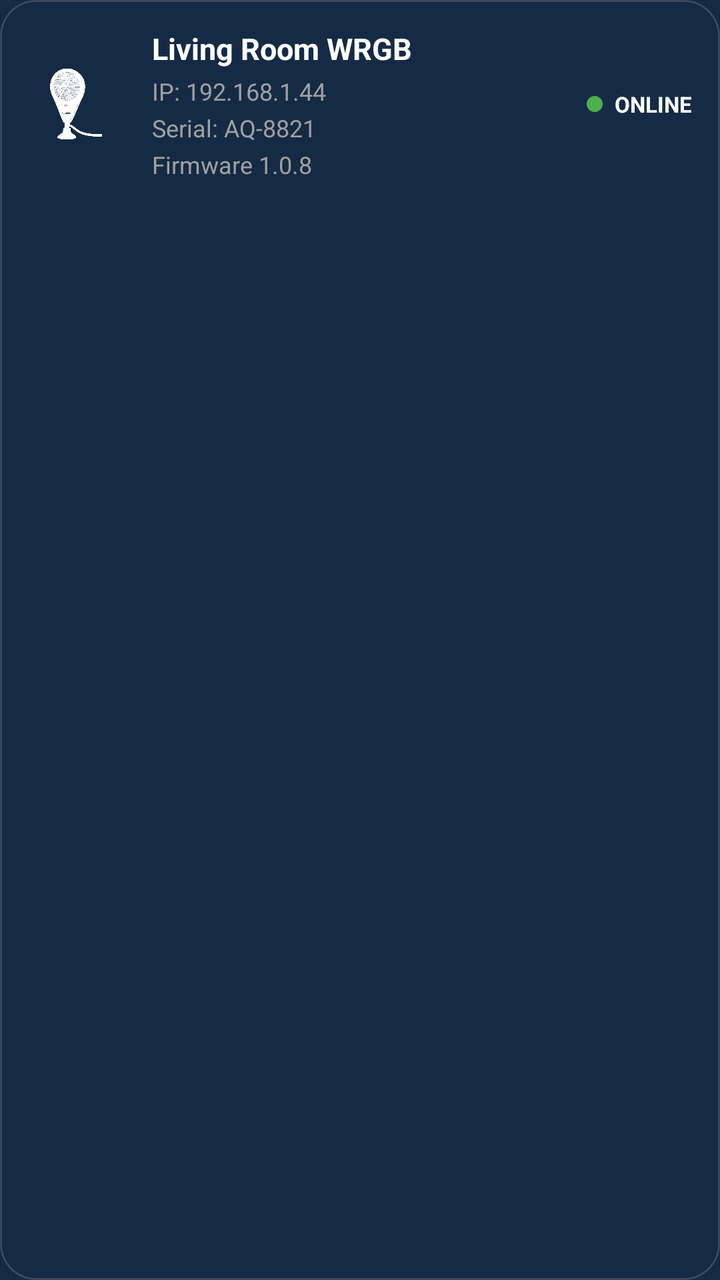
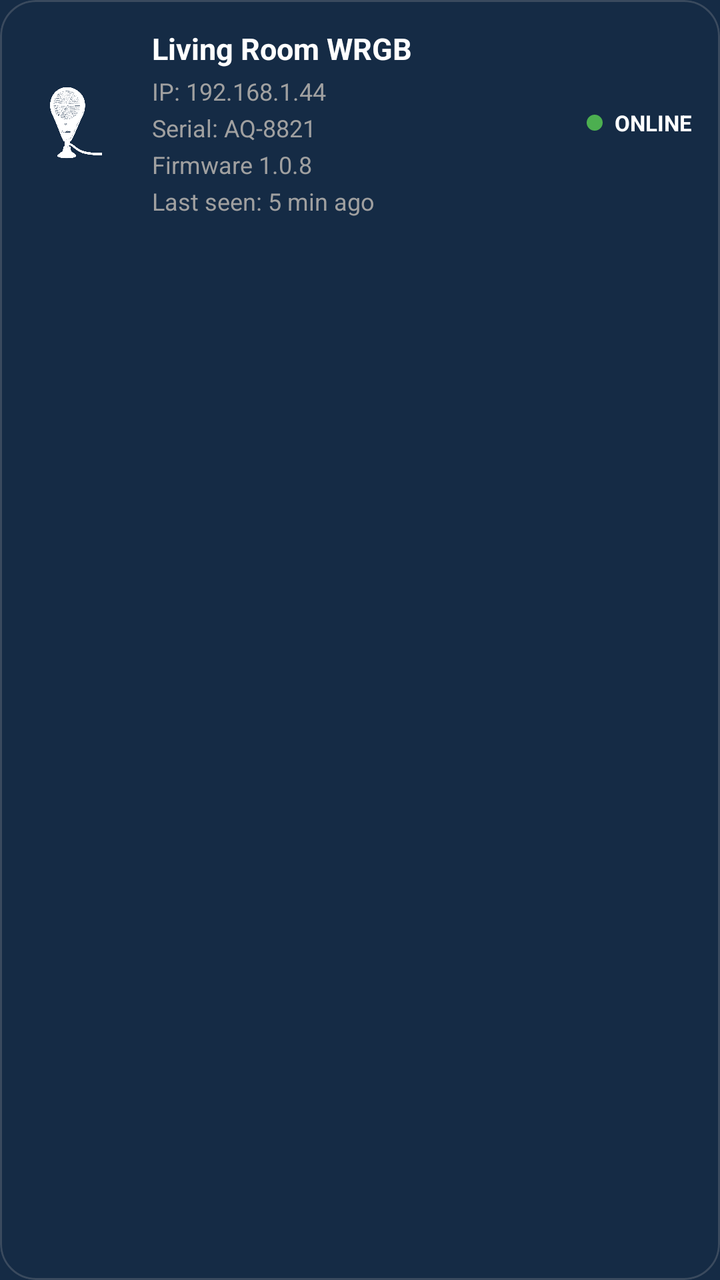

The first picture is an Android layout as it rendered before a commit; the second is the same layout after the commit. The layout source and the unified diff follow.
<!-- AndroidManifest.xml: application theme AppTheme -->
<!-- res/layout/item_device_status.xml -->
<?xml version="1.0" encoding="utf-8"?>
  <com.google.android.material.card.MaterialCardView
xmlns:android="http://schemas.android.com/apk/res/android"
xmlns:app="http://schemas.android.com/apk/res-auto"

android:id="@+id/cardDevice"  

android:layout_width="match_parent"  
android:layout_height="wrap_content"  

android:layout_marginBottom="12dp"  

  
app:cardCornerRadius="18dp"  
app:cardElevation="0dp"  
app:strokeColor="@color/card_stroke"  
app:strokeWidth="1dp">  

<LinearLayout  
    android:layout_width="match_parent"  
    android:layout_height="wrap_content"  

    android:orientation="horizontal"  

    android:gravity="center_vertical"  

    android:padding="14dp">  

      
    <ImageView  
        android:id="@+id/ivDeviceIcon"  

        android:layout_width="48dp"  
        android:layout_height="48dp"  

        android:src="@drawable/ic_device_aqua_ster"  

        app:tint="@android:color/white" />  

      
    <LinearLayout  
        android:layout_width="0dp"  
        android:layout_height="wrap_content"  

        android:layout_weight="1"  

        android:layout_marginStart="14dp"  

        android:orientation="vertical">  

          
        <TextView  
            android:id="@+id/tvDeviceName"  

            android:layout_width="wrap_content"  
            android:layout_height="wrap_content"  

            android:text="Living Room WRGB"  

            android:textColor="@android:color/white"  

            android:textSize="15sp"  

            android:textStyle="bold" />  

          
        <TextView  
            android:id="@+id/tvIp"  

            android:layout_width="wrap_content"  
            android:layout_height="wrap_content"  

            android:layout_marginTop="3dp"  

            android:text="IP: 192.168.1.44"  

            android:textColor="@color/settings_text_secondary"  

            android:textSize="12sp" />  

          
        <TextView  
            android:id="@+id/tvSerial"  

            android:layout_width="wrap_content"  
            android:layout_height="wrap_content"  

            android:layout_marginTop="2dp"  

            android:text="Serial: AQ-8821"  

            android:textColor="@color/settings_text_secondary"  

            android:textSize="12sp" />  

          
        <TextView  
            android:id="@+id/tvFirmware"  

            android:layout_width="wrap_content"  
            android:layout_height="wrap_content"  

            android:layout_marginTop="2dp"  

            android:text="Firmware 1.0.8"  

            android:textColor="@color/settings_text_secondary"  

            android:textSize="12sp" />  
    </LinearLayout>  

      
    <LinearLayout  
        android:layout_width="wrap_content"  
        android:layout_height="wrap_content"  

        android:orientation="horizontal"  

        android:gravity="center_vertical">  

          
        <View  
            android:id="@+id/viewStatusDot"  

            android:layout_width="8dp"  
            android:layout_height="8dp"  

            android:background="@drawable/bg_online_dot" />  

          
        <TextView  
            android:id="@+id/tvStatus"  

            android:layout_width="wrap_content"  
            android:layout_height="wrap_content"  

            android:layout_marginStart="6dp"  

            android:text="ONLINE"  

            android:textColor="@android:color/white"  

            android:textSize="11sp"  

            android:textStyle="bold" />  
    </LinearLayout>  

</LinearLayout>

</com.google.android.material.card.MaterialCardView>
<!-- resources referenced by this layout -->
<resources>
  <color name="card_stroke">#3A4A5E</color>
  <color name="settings_text_secondary">#A0A0A0</color>
  <!-- drawable bg_online_dot (drawable) -->
  <?xml version="1.0" encoding="utf-8"?>
  <shape xmlns:android="http://schemas.android.com/apk/res/android"
      android:shape="oval">
  
      <size
          android:width="8dp"
          android:height="8dp" />
  
      <solid android:color="#4CAF50"/>
  
  </shape>
  <!-- drawable ic_device_aqua_ster: png bitmap (drawable, 389859 bytes) -->
  <style name="AppTheme" parent="Theme.Material3.DayNight.NoActionBar">
  
          
          <item name="colorPrimary">@color/md_theme_light_primary</item>
          <item name="colorOnPrimary">@color/md_theme_light_onPrimary</item>
          <item name="colorSecondary">@color/md_theme_light_secondary</item>
          <item name="colorOnSecondary">@color/md_theme_light_onSecondary</item>
  
          
          <item name="android:colorBackground">@color/md_theme_light_background</item>
          <item name="colorSurface">@color/md_theme_light_surface</item>
          <item name="colorOnSurface">@color/md_theme_light_onSurface</item>
  
          
          <item name="colorSurfaceVariant">@color/md_theme_light_surfaceVariant</item>
          <item name="colorOnSurfaceVariant">@color/md_theme_light_onSurfaceVariant</item>
          <item name="colorOutline">@color/md_theme_light_outline</item>
          <item name="colorOutlineVariant">@color/md_theme_light_outlineVariant</item>
          <item name="colorError">@color/md_theme_light_error</item>
          <item name="colorOnError">@color/md_theme_light_onError</item>
  
          
          <item name="android:statusBarColor">@android:color/transparent</item>
          <item name="android:navigationBarColor">@android:color/black</item>
  
          
          <item name="android:windowLightStatusBar">true</item>
          <item name="android:windowLightNavigationBar">true</item>
  
          
          <item name="windowActionBar">false</item>
          <item name="android:windowNoTitle">true</item>
      </style>
  <color name="md_theme_light_primary">#2196F3</color>
  <color name="md_theme_light_onPrimary">#FFFFFF</color>
  <color name="md_theme_light_secondary">#4A6363</color>
  <color name="md_theme_light_onSecondary">#FFFFFF</color>
  <color name="md_theme_light_background">#152B45</color>
  <color name="md_theme_light_surface">#152B45</color>
  <color name="md_theme_light_onSurface">#E0E6ED</color>
  <color name="md_theme_light_surfaceVariant">#233042</color>
  <color name="md_theme_light_onSurfaceVariant">#5C6B75</color>
  <color name="md_theme_light_outline">#455A64</color>
  <color name="md_theme_light_outlineVariant">#37474F</color>
  <color name="md_theme_light_error">#D32F2F</color>
  <color name="md_theme_light_onError">#FFFFFF</color>
</resources>

<!-- the commit's change to res/layout/item_device_status.xml (unified diff, before → after) -->
@@ -1,150 +1,118 @@
 <?xml version="1.0" encoding="utf-8"?>
-  <com.google.android.material.card.MaterialCardView
-xmlns:android="http://schemas.android.com/apk/res/android"
-xmlns:app="http://schemas.android.com/apk/res-auto"
+<com.google.android.material.card.MaterialCardView
+    xmlns:android="http://schemas.android.com/apk/res/android"
+    xmlns:app="http://schemas.android.com/apk/res-auto"
+    android:id="@+id/cardDevice"
+    android:layout_width="match_parent"
+    android:layout_height="wrap_content"
+    android:layout_marginBottom="12dp"
+    app:cardCornerRadius="18dp"
+    app:cardElevation="0dp"
+    app:strokeColor="@color/card_stroke"
+    app:strokeWidth="1dp"
+    android:clickable="true"
+    android:focusable="true"
+    android:foreground="?attr/selectableItemBackground">
 
-android:id="@+id/cardDevice"  
+    <LinearLayout
+        android:layout_width="match_parent"
+        android:layout_height="wrap_content"
+        android:orientation="horizontal"
+        android:gravity="center_vertical"
+        android:padding="14dp">
 
-android:layout_width="match_parent"  
-android:layout_height="wrap_content"  
+        
+        <ImageView
+            android:id="@+id/ivDeviceIcon"
+            android:layout_width="48dp"
+            android:layout_height="48dp"
+            android:src="@drawable/ic_device_aqua_ster"
+            app:tint="@android:color/white" />
 
-android:layout_marginBottom="12dp"  
+        
+        <LinearLayout
+            android:layout_width="0dp"
+            android:layout_height="wrap_content"
+            android:layout_weight="1"
+            android:layout_marginStart="14dp"
+            android:orientation="vertical">
 
-  
-app:cardCornerRadius="18dp"  
-app:cardElevation="0dp"  
-app:strokeColor="@color/card_stroke"  
-app:strokeWidth="1dp">  
+            
+            <TextView
+                android:id="@+id/tvDeviceName"
+                android:layout_width="wrap_content"
+                android:layout_height="wrap_content"
+                android:text="Living Room WRGB"
+                android:textColor="@android:color/white"
+                android:textSize="15sp"
+                android:textStyle="bold" />
 
-<LinearLayout  
-    android:layout_width="match_parent"  
-    android:layout_height="wrap_content"  
+            
+            <TextView
+                android:id="@+id/tvIp"
+                android:layout_width="wrap_content"
+                android:layout_height="wrap_content"
+                android:layout_marginTop="3dp"
+                android:text="IP: 192.168.1.44"
+                android:textColor="@color/settings_text_secondary"
+                android:textSize="12sp" />
 
-    android:orientation="horizontal"  
+            
+            <TextView
+                android:id="@+id/tvSerial"
+                android:layout_width="wrap_content"
+                android:layout_height="wrap_content"
+                android:layout_marginTop="2dp"
+                android:text="Serial: AQ-8821"
+                android:textColor="@color/settings_text_secondary"
+                android:textSize="12sp" />
 
-    android:gravity="center_vertical"  
+            
+            <TextView
+                android:id="@+id/tvFirmware"
+                android:layout_width="wrap_content"
+                android:layout_height="wrap_content"
+                android:layout_marginTop="2dp"
+                android:text="Firmware 1.0.8"
+                android:textColor="@color/settings_text_secondary"
+                android:textSize="12sp" />
 
-    android:padding="14dp">  
+            
+            <TextView
+                android:id="@+id/tvLastSeen"
+                android:layout_width="wrap_content"
+                android:layout_height="wrap_content"
+                android:layout_marginTop="2dp"
+                android:text="Last seen: 5 min ago"
+                android:textColor="@color/settings_text_secondary"
+                android:textSize="12sp" />
+        </LinearLayout>
 
-      
-    <ImageView  
-        android:id="@+id/ivDeviceIcon"  
+        
+        <LinearLayout
+            android:layout_width="wrap_content"
+            android:layout_height="wrap_content"
+            android:orientation="horizontal"
+            android:gravity="center_vertical">
 
-        android:layout_width="48dp"  
-        android:layout_height="48dp"  
+            
+            <View
+                android:id="@+id/viewStatusDot"
+                android:layout_width="8dp"
+                android:layout_height="8dp"
+                android:background="@drawable/bg_online_dot" />
 
-        android:src="@drawable/ic_device_aqua_ster"  
+            
+            <TextView
+                android:id="@+id/tvStatus"
+                android:layout_width="wrap_content"
+                android:layout_height="wrap_content"
+                android:layout_marginStart="6dp"
+                android:text="ONLINE"
+                android:textColor="@android:color/white"
+                android:textSize="11sp"
+                android:textStyle="bold" />
+        </LinearLayout>
 
-        app:tint="@android:color/white" />  
-
-      
-    <LinearLayout  
-        android:layout_width="0dp"  
-        android:layout_height="wrap_content"  
-
-        android:layout_weight="1"  
-
-        android:layout_marginStart="14dp"  
-
-        android:orientation="vertical">  
-
-          
-        <TextView  
-            android:id="@+id/tvDeviceName"  
-
-            android:layout_width="wrap_content"  
-            android:layout_height="wrap_content"  
-
-            android:text="Living Room WRGB"  
-
-            android:textColor="@android:color/white"  
-
-            android:textSize="15sp"  
-
-            android:textStyle="bold" />  
-
-          
-        <TextView  
-            android:id="@+id/tvIp"  
-
-            android:layout_width="wrap_content"  
-            android:layout_height="wrap_content"  
-
-            android:layout_marginTop="3dp"  
-
-            android:text="IP: 192.168.1.44"  
-
-            android:textColor="@color/settings_text_secondary"  
-
-            android:textSize="12sp" />  
-
-          
-        <TextView  
-            android:id="@+id/tvSerial"  
-
-            android:layout_width="wrap_content"  
-            android:layout_height="wrap_content"  
-
-            android:layout_marginTop="2dp"  
-
-            android:text="Serial: AQ-8821"  
-
-            android:textColor="@color/settings_text_secondary"  
-
-            android:textSize="12sp" />  
-
-          
-        <TextView  
-            android:id="@+id/tvFirmware"  
-
-            android:layout_width="wrap_content"  
-            android:layout_height="wrap_content"  
-
-            android:layout_marginTop="2dp"  
-
-            android:text="Firmware 1.0.8"  
-
-            android:textColor="@color/settings_text_secondary"  
-
-            android:textSize="12sp" />  
-    </LinearLayout>  
-
-      
-    <LinearLayout  
-        android:layout_width="wrap_content"  
-        android:layout_height="wrap_content"  
-
-        android:orientation="horizontal"  
-
-        android:gravity="center_vertical">  
-
-          
-        <View  
-            android:id="@+id/viewStatusDot"  
-
-            android:layout_width="8dp"  
-            android:layout_height="8dp"  
-
-            android:background="@drawable/bg_online_dot" />  
-
-          
-        <TextView  
-            android:id="@+id/tvStatus"  
-
-            android:layout_width="wrap_content"  
-            android:layout_height="wrap_content"  
-
-            android:layout_marginStart="6dp"  
-
-            android:text="ONLINE"  
-
-            android:textColor="@android:color/white"  
-
-            android:textSize="11sp"  
-
-            android:textStyle="bold" />  
-    </LinearLayout>  
-
-</LinearLayout>
-
+    </LinearLayout>
 </com.google.android.material.card.MaterialCardView>
